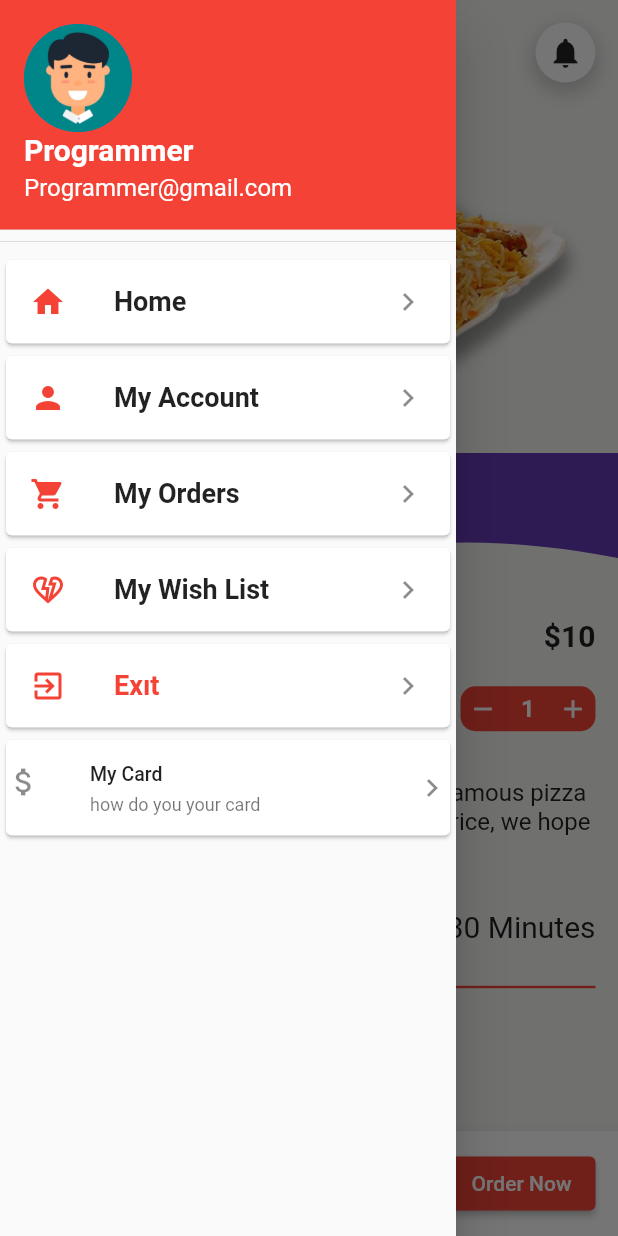
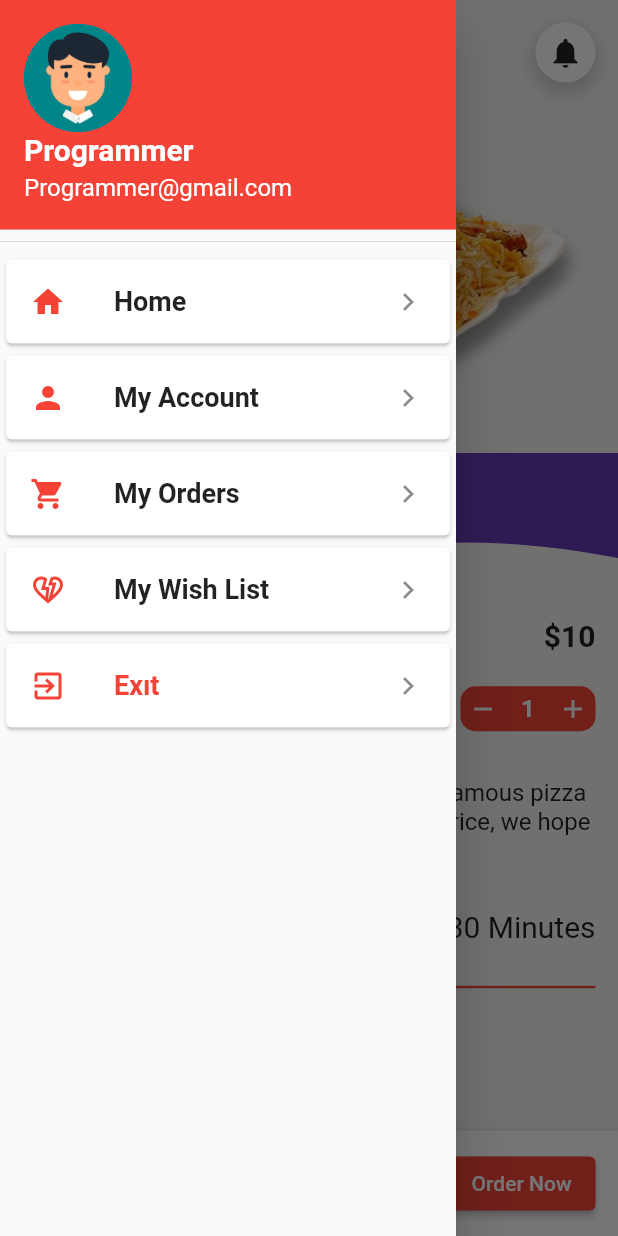
Before and after one commit to Mertcan0819/FoodProject, a Flutter app: the ItemPage screen opened by its route, with the side drawer open, on a phone screen of 412 x 824 dp. Run offline on Flutter 3.47's test engine with Material 2 defaults, Android fonts, the phone set to English and light mode, and no system bars; our stand-ins replace flutter_custom_clippers.

Commit message:
Update DrawerWidget.dart

```diff
--- a/lib/Widgets/DrawerWidget.dart
+++ b/lib/Widgets/DrawerWidget.dart
@@ -60,17 +60,7 @@ class DrawerWidget extends StatelessWidget {
               ),
              ),
 
-              Card(
-               child: ListTile(                                     // (bu card tasarımını komle bitirdikten sontra listTile ctrl . ile yeni bir widget kazandırıp bunun dına da card veriyoruz bu sayede görünümü dha güzel oluyor ve sektörde böyle kullanılıyor )   anlamasına cad tasarımlarında kullanılır ilerde çok çok kullanıcaz proje geliştirmelerde
-                title: Text('My Card'),                             // burada video da text yerine img kullanıyor veli hoca. bizde kullanabiliriz. fakat tasarım açısından şuan böyle bırakıyorum
-                subtitle: Text('how do you your card'),           // textin altına yazı yazmak içib subtitle yapmamız lazım. Alt başlık manasında
-                leading:  Icon(Icons.attach_money),              // bu para işleminin sol tarafına bir şey koymak istiyorsan leading yapmalıyız. icon koydum veya başka şyler koyularabilir işleme göre
-                trailing: Icon(Icons.chevron_right_outlined),   // buda sağ tarafa bir şey koyulması için. trailing yazıyoruz
-                dense: true,                                          // buda kompanenti olabldiğince sıkıştırmayı sağlıyor
-                contentPadding: EdgeInsets.zero ,                    // bu gözden kaçabilir fakat çök önemi. yapının içinde ki paddingi sıfırlıyoruz ki colm a yani ana widgeta verdiğimiz paddingi bozmamak için. yukarıdan aşagı inen kompanentleri bozmamak için
-                                                       // buda yaptıgımız kartı tıklanabilir hale getirmemizi sağlıyor artık tıklayabiliyoruz. fakat column yanındaki const u silmemiz lazım yoksa hata alırız
-              ),
-             ),
+
 
         ]
       ),
```
